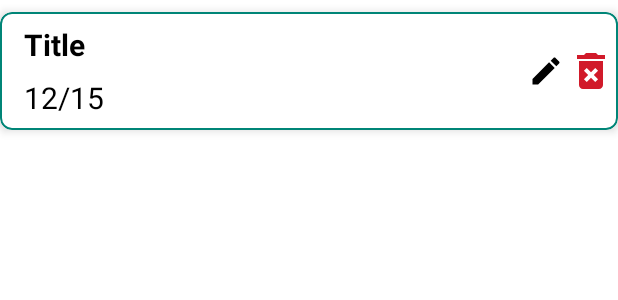
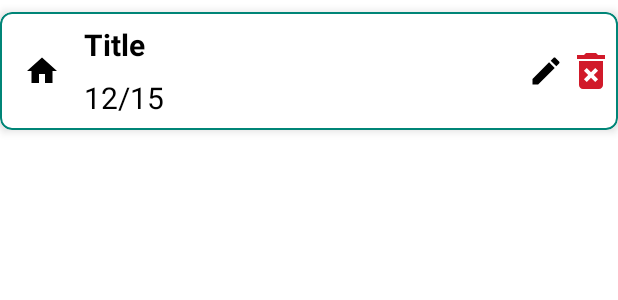
Before and after one commit to sowmyav24/challenge-tracker, an Android app: the layout view_challenge.xml on its own in the app's theme, with its tools: preview values and no code run, on a phone screen of 412 x 824 dp. Shown: the top 300 px of the screen. Run offline under Robolectric (Android 15) with nearby library versions, the phone set to English and light mode, and no system bars.

Commit message:
Add icon to set primary challenge

```diff
--- a/app/src/main/java/scheduler/org/challengetracker/entity/Challenge.kt
+++ b/app/src/main/java/scheduler/org/challengetracker/entity/Challenge.kt
@@ -12,7 +12,7 @@ data class Challenge(
     val title: String = "",
     var completedDays: Int = 0,
     val totalDays: Int = 0,
-    val isSelected: Boolean = true,
+    var isSelected: Boolean = true,
     val hasNotes: Boolean = false,
     val createdDate: Date = Date()
 ) : Parcelable {
--- a/app/src/main/java/scheduler/org/challengetracker/ui/challenge/ChallengeFragment.kt
+++ b/app/src/main/java/scheduler/org/challengetracker/ui/challenge/ChallengeFragment.kt
@@ -41,7 +41,7 @@ class ChallengeFragment : Fragment() {
                 title = getString(R.string.start_challenging)
                 challengeViewModel.text.value = getString(R.string.start_now)
             } else {
-                challenge = it?.last()
+                challenge = it?.find { selected -> selected.isSelected }
                 if(challenge?.isCompleted() == true) {
                     completeChallenge(textView)
                 } else {
--- a/app/src/main/res/layout/view_challenge.xml
+++ b/app/src/main/res/layout/view_challenge.xml
@@ -16,18 +16,30 @@
         android:layout_width="match_parent"
         android:layout_height="wrap_content">
 
+        <ImageView
+            android:id="@+id/is_selected_icon"
+            android:layout_width="wrap_content"
+            android:layout_height="wrap_content"
+            android:layout_marginStart="@dimen/dimen_16"
+            android:layout_marginEnd="@dimen/dimen_16"
+            android:contentDescription="@string/delete"
+            android:src="@drawable/ic_home_black"
+            app:layout_constraintStart_toStartOf="parent"
+            app:layout_constraintTop_toTopOf="parent"
+            app:layout_constraintBottom_toBottomOf="parent" />
+
         <TextView
             android:id="@+id/title"
             android:layout_width="match_parent"
             android:layout_height="wrap_content"
-            android:layout_marginStart="@dimen/dimen_16"
+            android:layout_marginStart="@dimen/dimen_56"
             android:layout_marginTop="@dimen/dimen_8"
             android:textColor="@color/black"
             android:textSize="@dimen/dimen_text_20"
             android:textStyle="bold"
             app:layout_constraintBottom_toTopOf="@+id/progress"
             app:layout_constraintEnd_toEndOf="parent"
-            app:layout_constraintStart_toStartOf="parent"
+            app:layout_constraintStart_toEndOf="@+id/primary_icon"
             app:layout_constraintTop_toTopOf="parent"
             tools:text="Title" />
 
@@ -35,14 +47,14 @@
             android:id="@+id/progress"
             android:layout_width="match_parent"
             android:layout_height="wrap_content"
-            android:layout_marginStart="@dimen/dimen_16"
+            android:layout_marginStart="@dimen/dimen_56"
             android:layout_marginTop="@dimen/dimen_8"
             android:layout_marginBottom="@dimen/dimen_8"
             android:textColor="@color/black"
             android:textSize="@dimen/dimen_text_20"
             app:layout_constraintBottom_toBottomOf="parent"
             app:layout_constraintEnd_toEndOf="parent"
-            app:layout_constraintStart_toStartOf="parent"
+            app:layout_constraintStart_toEndOf="@+id/primary_icon"
             app:layout_constraintTop_toBottomOf="@id/title"
             tools:text="12/15" />
 
--- a/app/src/main/res/values/strings.xml
+++ b/app/src/main/res/values/strings.xml
@@ -23,5 +23,6 @@
     <string name="start_now">Start now</string>
     <string name="congratulations">Congratulations !</string>
     <string name="no_notes">No Notes Captured for this challenge</string>
+    <string name="no_challenges">No challenges</string>
     <string name="required">Required</string>
 </resources>
```
Also changed, not shown: app/src/main/java/scheduler/org/challengetracker/ui/viewChallenge/ViewChallengeAdapter.kt (+11 -1 lines), app/src/main/java/scheduler/org/challengetracker/ui/viewChallenge/ViewChallengeViewHolder.kt (+7 -1 lines), app/src/main/java/scheduler/org/challengetracker/ui/viewChallenge/ViewChallengesFragment.kt (+24 -2 lines), app/src/main/java/scheduler/org/challengetracker/viewmodel/ChallengeViewModel.kt (+15 -0 lines), app/src/main/res/drawable/ic_home_black_selected.xml (added, +9 -0 lines), app/src/main/res/layout/fragment_view_challenge.xml (+18 -0 lines).
